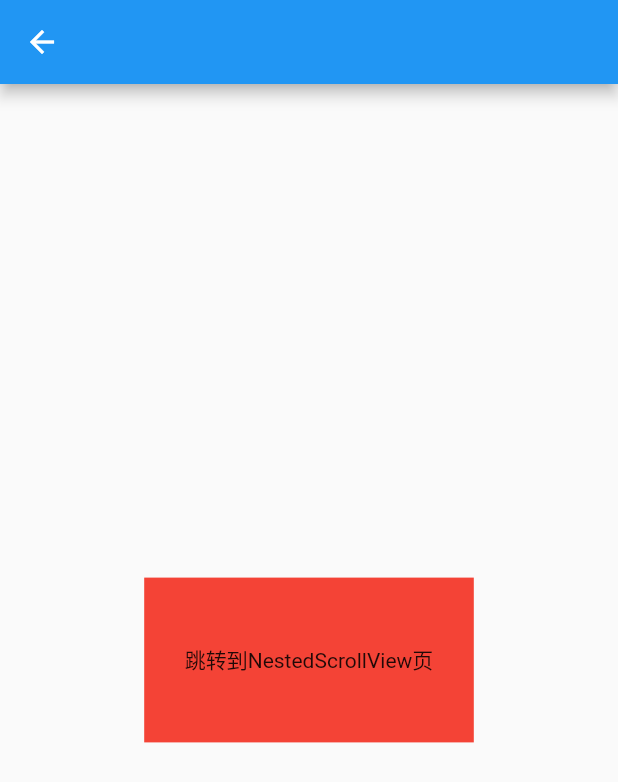
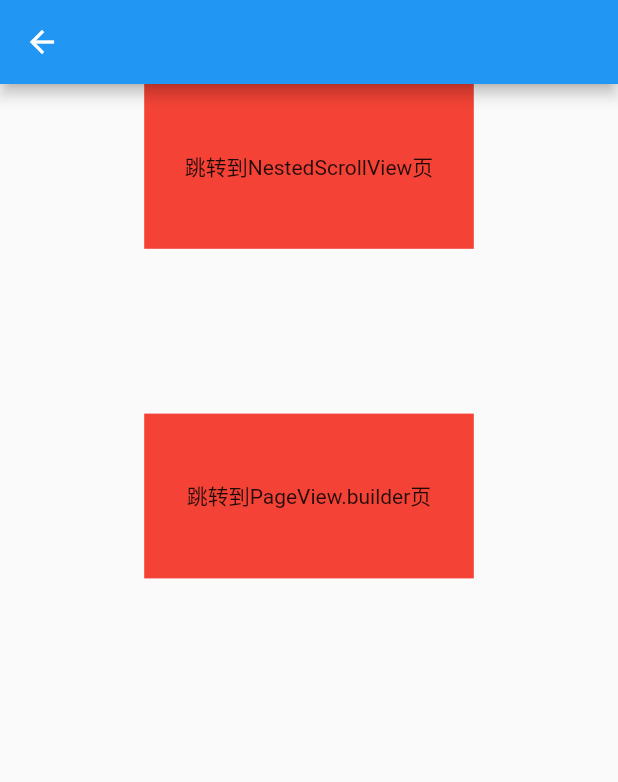
Before and after one commit to fyq550793892/easy_flutter_two, a Flutter app: the WidgetStudyPage screen opened by its route, swiped to page 4, on a phone screen of 412 x 824 dp. Shown: the top 782 px of the screen. Run offline on Flutter 3.47's test engine with Material 2 defaults, Android fonts, the phone set to English and light mode, and no system bars; our stand-ins replace extended_nested_scroll_view, flutter_easyloading, flutter_screenutil, fluttertoast, get, image_gallery_saver and 2 more; missing offline and left inert: sp_util.

Commit message:
feat:完成循环pageView使用

```diff
--- a/lib/widget_study_modules/widget_study_page.dart
+++ b/lib/widget_study_modules/widget_study_page.dart
@@ -1,4 +1,5 @@
 import 'package:easy_flutter/widget_study_modules/scrolls/nested_scroll/nested_scroll_view.dart';
+import 'package:easy_flutter/widget_study_modules/scrolls/pageview_builder_page.dart';
 import 'package:easy_flutter/widget_study_modules/scrolls/tab_to_scroll/page_to_tab_scroll.dart';
 import 'package:easy_flutter/widgets/keep_alive_wrapper_widget.dart';
 import 'package:flutter/material.dart';
@@ -36,22 +37,7 @@ class WidgetStudyPage extends StatelessWidget {
                 text: "3",
               ),
             ),
-            GestureDetector(
-              onTap: () {
-                Get.to(NestedScrollPage());
-              },
-              child: Scaffold(
-                body: Center(
-                  child: Container(
-                    alignment: Alignment.center,
-                    height: 100.w,
-                    width: 200.w,
-                    color: Colors.red,
-                    child: Text("跳转到NestedScrollView页"),
-                  ),
-                ),
-              ),
-            ),
+            JumpPageWidget(),
           ],
         ),
       ),
@@ -82,3 +68,44 @@ class _PageWidgetState extends State<PageWidget> {
     );
   }
 }
+
+class JumpPageWidget extends StatelessWidget {
+  const JumpPageWidget({Key? key}) : super(key: key);
+
+  @override
+  Widget build(BuildContext context) {
+    return Scaffold(
+      body: Center(
+        child: Column(
+          children: [
+            GestureDetector(
+              onTap: () {
+                Get.to(NestedScrollPage());
+              },
+              child: Container(
+                alignment: Alignment.center,
+                height: 100.w,
+                width: 200.w,
+                color: Colors.red,
+                child: Text("跳转到NestedScrollView页"),
+              ),
+            ),
+            SizedBox(height: 100.w,),
+            GestureDetector(
+              onTap: () {
+                Get.to(() => PageViewBuilderPage());
+              },
+              child: Container(
+                alignment: Alignment.center,
+                height: 100.w,
+                width: 200.w,
+                color: Colors.red,
+                child: Text("跳转到PageView.builder页"),
+              ),
+            ),
+          ],
+        ),
+      ),
+    );
+  }
+}
```
Also changed, not shown: lib/widget_study_modules/scrolls/pageview_builder_page.dart (added, +61 -0 lines).
